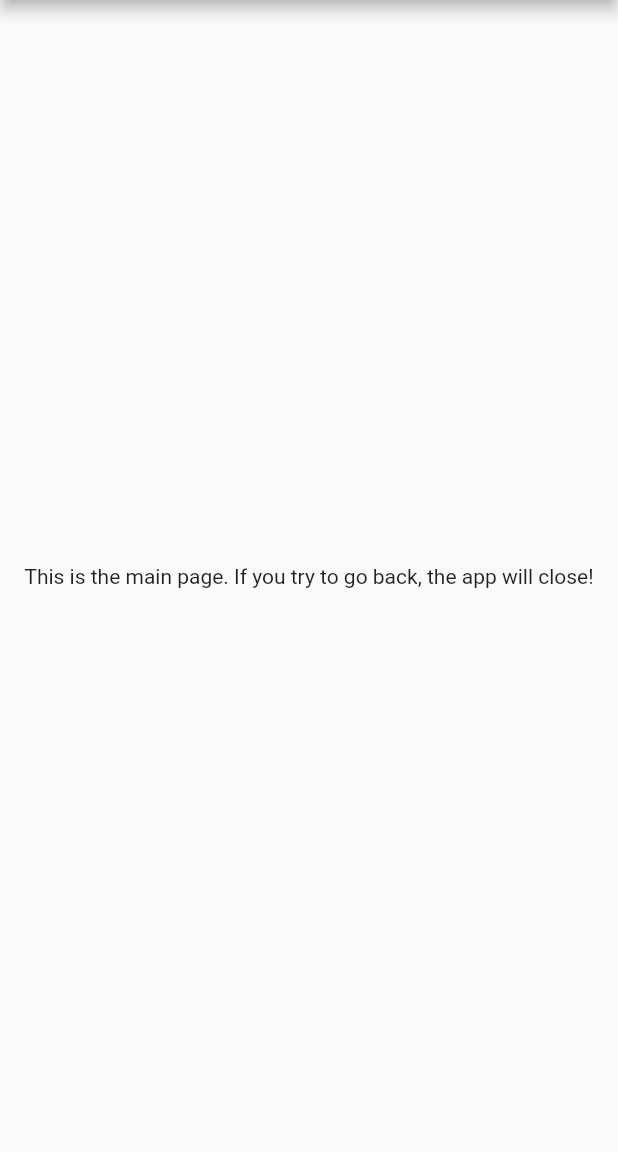
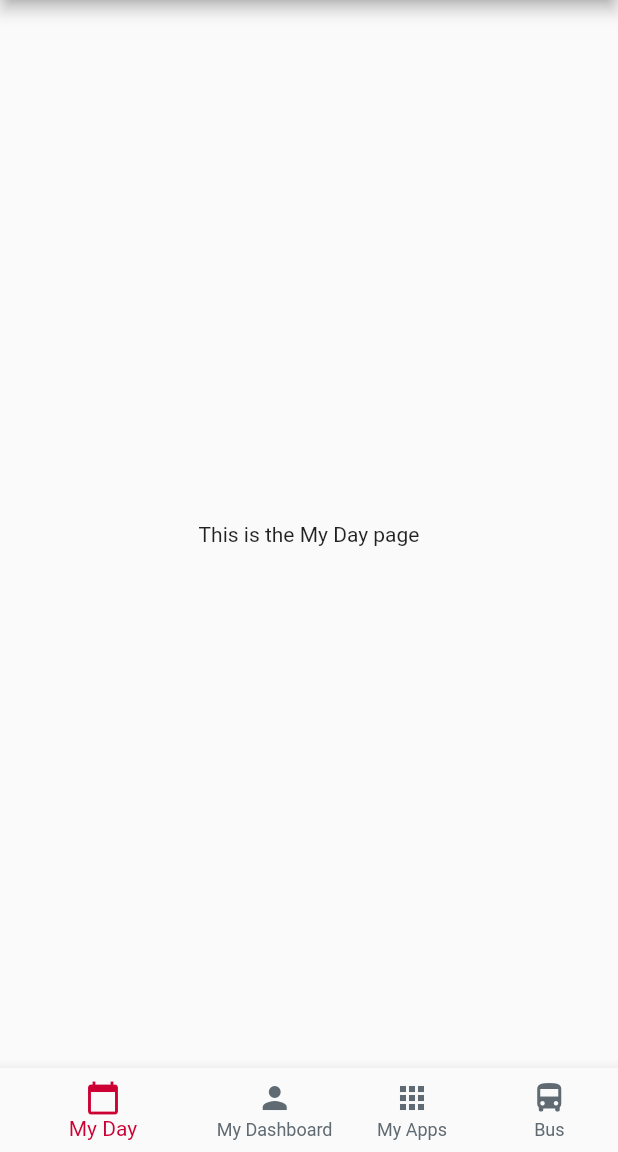
Before and after one commit to mileskrell/rutgers-flutter-mock, a Flutter app: the HomeRoute screen opened by its route, on a phone screen of 412 x 824 dp, the part 84-1236 px from its top. Run offline on Flutter 3.47's test engine with Material 2 defaults, Android fonts, the phone set to English and light mode, and no system bars; our stand-ins replace dots_indicator.

Commit message:
HomeRoute: Add bottom nav bar + 4 pages

```diff
--- /dev/null
+++ b/lib/home_pages/page_bus.dart
@@ -0,0 +1,13 @@
+import 'package:flutter/material.dart';
+
+class Bus extends StatefulWidget {
+  @override
+  State<StatefulWidget> createState() => BusState();
+}
+
+class BusState extends State<Bus> {
+  @override
+  Widget build(BuildContext context) {
+    return Center(child: Text("This is the bus page"));
+  }
+}
--- /dev/null
+++ b/lib/home_pages/page_my_day.dart
@@ -0,0 +1,15 @@
+import 'package:flutter/material.dart';
+
+class MyDay extends StatefulWidget {
+  @override
+  State<StatefulWidget> createState() => MyDayState();
+}
+
+class MyDayState extends State<MyDay> {
+  @override
+  Widget build(BuildContext context) {
+    return Center(
+        child: Text(
+            "This is the My Day page"));
+  }
+}
--- a/lib/main.dart
+++ b/lib/main.dart
@@ -1,12 +1,10 @@
 import 'package:flutter/material.dart';
 
-import 'resources.dart' show pantone186;
+import 'resources.dart';
 import 'route_home.dart' show HomeRoute;
 import 'route_onboarding.dart' show OnboardingRoute;
 
 void main() => runApp(MyApp());
-
-const appTitle = "Rutgers";
 
 class MyApp extends StatelessWidget {
   @override
@@ -19,7 +17,7 @@ class MyApp extends StatelessWidget {
           ),
       routes: {
         "/": (context) => OnboardingRoute(),
-        "/second": (context) => HomeRoute(appTitle)
+        "/second": (context) => HomeRoute()
       },
       initialRoute: "/",
     );
--- a/lib/resources.dart
+++ b/lib/resources.dart
@@ -3,4 +3,8 @@ import 'package:flutter/material.dart';
 /// Contains app-wide resources
 
 const pantone186 = const Color(0xffcc0033);
+const pantone431 = const Color(0xff5f6a72);
+
+const appTitle = "Rutgers";
+
 const bigTextStyle = const TextStyle(fontSize: 22);
--- a/lib/route_home.dart
+++ b/lib/route_home.dart
@@ -1,19 +1,50 @@
 import 'package:flutter/material.dart';
 
-class HomeRoute extends StatelessWidget {
-  final String title;
+import 'package:rutgers_basic_flutter_mock/home_pages/page_bus.dart';
+import 'package:rutgers_basic_flutter_mock/home_pages/page_my_apps.dart';
+import 'package:rutgers_basic_flutter_mock/home_pages/page_my_dashboard.dart';
+import 'package:rutgers_basic_flutter_mock/home_pages/page_my_day.dart';
+import 'resources.dart';
 
-  HomeRoute(this.title);
+class HomeRoute extends StatefulWidget {
+  @override
+  State<StatefulWidget> createState() => HomeState();
+}
+
+class HomeState extends State<HomeRoute> {
+  var currentPageIndex = 0;
 
   @override
   Widget build(BuildContext context) {
     return Scaffold(
       appBar: AppBar(
-        title: Text(title),
+        title: Text(appTitle),
       ),
-      body: Center(
-          child: Text(
-              "This is the main page. If you try to go back, the app will close!")),
+      body: <Widget>[
+        MyDay(),
+        MyDashboard(),
+        MyApps(),
+        Bus(),
+      ][currentPageIndex],
+      bottomNavigationBar: BottomNavigationBar(
+        unselectedItemColor: pantone431,
+        selectedItemColor: pantone186,
+        showUnselectedLabels: true,
+        currentIndex: currentPageIndex,
+        onTap: (newIndex) => setState(() {
+          currentPageIndex = newIndex;
+        }),
+        items: <BottomNavigationBarItem>[
+          BottomNavigationBarItem(
+              icon: Icon(Icons.calendar_today), title: Text("My Day")),
+          BottomNavigationBarItem(
+              icon: Icon(Icons.person), title: Text("My Dashboard")),
+          BottomNavigationBarItem(
+              icon: Icon(Icons.apps), title: Text("My Apps")),
+          BottomNavigationBarItem(
+              icon: Icon(Icons.directions_bus), title: Text("Bus")),
+        ],
+      ),
     );
   }
 }
```
Also changed, not shown: lib/home_pages/page_my_apps.dart (added, +15 -0 lines), lib/home_pages/page_my_dashboard.dart (added, +15 -0 lines).
